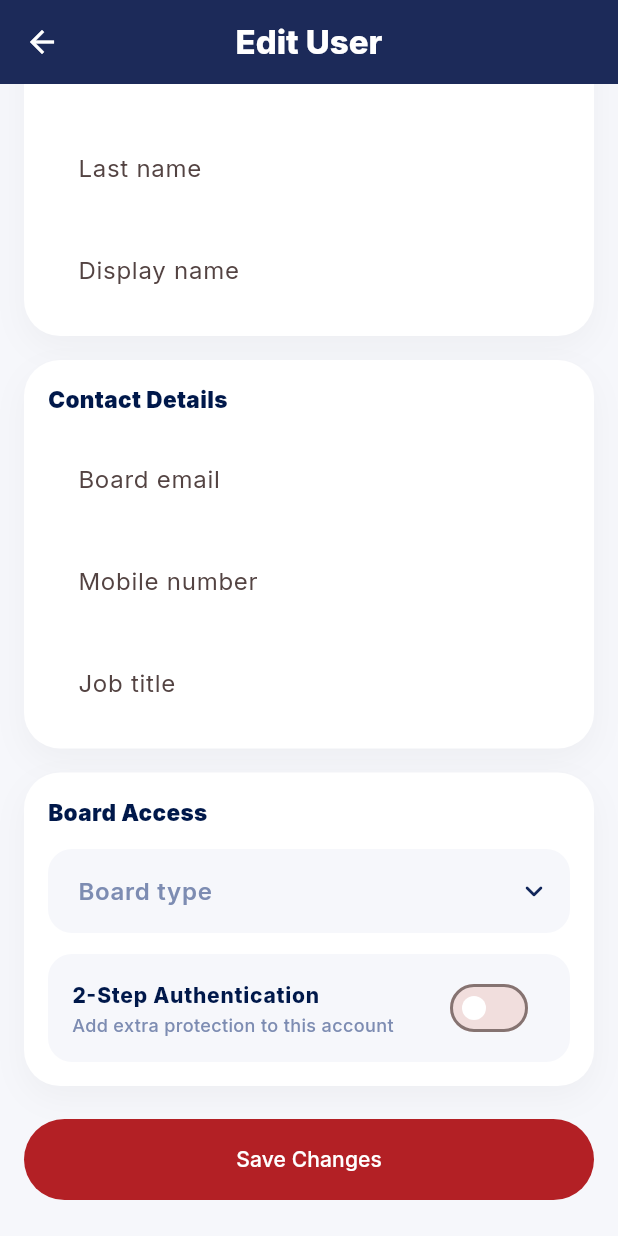
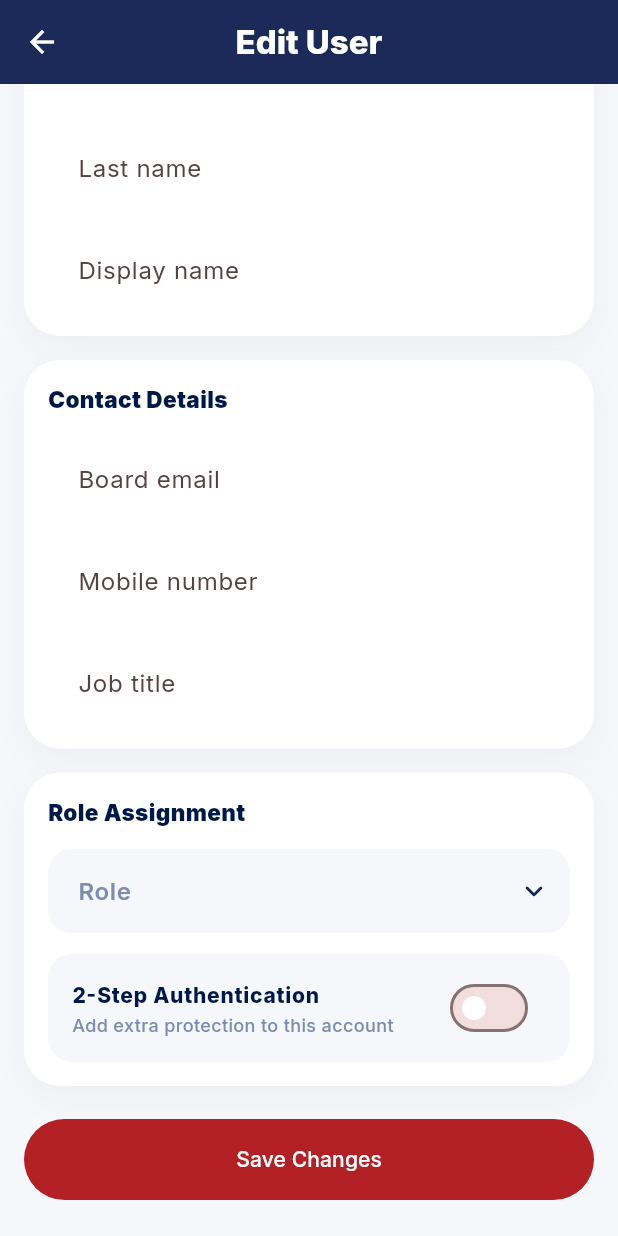
Before and after one commit to didulawickramarachchi-art/BoardPAC-, a Flutter app: the UserFormScreen screen opened directly with empty values, scrolled down 230 dp, on a phone screen of 412 x 824 dp. Run offline on Flutter 3.47's test engine with Material 3 defaults, Android fonts, the phone set to English and light mode, and no system bars; our stand-ins replace dio, file_picker, flutter_riverpod, flutter_secure_storage, google_fonts; accounts and stored records are empty; network calls fail.

Commit message:
role_only_boadType_removed

```diff
--- a/board-admin-frontend/frontend/lib/features/access_control/model/access_validation_model.dart
+++ b/board-admin-frontend/frontend/lib/features/access_control/model/access_validation_model.dart
@@ -1,7 +1,6 @@
 class AccessValidationModel {
   final int userId;
   final String username;
-  final String? boardType;
   final String requestedChannel;
   final bool allowed;
   final String reason;
@@ -9,7 +8,6 @@ class AccessValidationModel {
   AccessValidationModel({
     required this.userId,
     required this.username,
-    this.boardType,
     required this.requestedChannel,
     required this.allowed,
     required this.reason,
@@ -19,7 +17,6 @@ class AccessValidationModel {
     return AccessValidationModel(
       userId: json['userId'],
       username: json['username'] ?? '',
-      boardType: json['boardType'],
       requestedChannel: json['requestedChannel'] ?? '',
       allowed: json['allowed'] ?? false,
       reason: json['reason'] ?? '',
--- a/board-admin-frontend/frontend/lib/features/access_control/presentation/access_validation_screen.dart
+++ b/board-admin-frontend/frontend/lib/features/access_control/presentation/access_validation_screen.dart
@@ -41,7 +41,7 @@ class _AccessValidationScreenState
   Widget build(BuildContext context) {
     final access = RoleAccess(ref.watch(authProvider).role ?? 'MEMBER');
 
-    if (!access.isSuperAdmin) {
+    if (!access.isAdmin) {
       return const Scaffold(
         backgroundColor: bgColor,
         body: Center(
@@ -226,12 +226,6 @@ class _AccessValidationScreenState
                           AppStatusChip(label: allowed ? 'ALLOWED' : 'DENIED'),
                         ],
                       ),
-                      const SizedBox(height: 18),
-                      _InfoTile(
-                        icon: Icons.badge_rounded,
-                        title: 'Board Type',
-                        value: item.boardType ?? '-',
-                      ),
                       const SizedBox(height: 12),
                       _InfoTile(
                         icon: Icons.wifi_tethering_rounded,
--- a/board-admin-frontend/frontend/lib/features/auth/model/login_response.dart
+++ b/board-admin-frontend/frontend/lib/features/auth/model/login_response.dart
@@ -25,7 +25,6 @@ class LoginResponse {
       username: json['username'],
       role: json['role'] ??
           json['userRole'] ??
-          json['boardType'] ??
           json['assignedRole'],
       message: json['message'],
       requiresTwoFactor: json['requiresTwoFactor'] ?? false,
--- a/board-admin-frontend/frontend/lib/features/auth/provider/auth_provider.dart
+++ b/board-admin-frontend/frontend/lib/features/auth/provider/auth_provider.dart
@@ -72,7 +72,7 @@ class AuthNotifier extends StateNotifier<AuthState> {
           requiresTwoFactor: true,
           userId: result.userId,
           username: result.username,
-          role: result.role ?? 'User',
+          role: result.role?.toUpperCase() ?? 'MEMBER',
         );
         return false;
       }
@@ -90,7 +90,7 @@ class AuthNotifier extends StateNotifier<AuthState> {
         requiresTwoFactor: false,
         userId: result.userId,
         username: result.username ?? username,
-        role: result.role ?? 'User',
+        role: result.role?.toUpperCase() ?? 'MEMBER',
       );
 
       return true;
@@ -126,7 +126,7 @@ class AuthNotifier extends StateNotifier<AuthState> {
         isLoading: false,
         userId: result.userId,
         username: result.username ?? username,
-        role: result.role ?? 'User',
+        role: result.role?.toUpperCase() ?? 'MEMBER',
         requiresTwoFactor: false,
       );
 
--- a/board-admin-frontend/frontend/lib/features/devices/presentation/device_list_screen.dart
+++ b/board-admin-frontend/frontend/lib/features/devices/presentation/device_list_screen.dart
@@ -19,7 +19,7 @@ class DeviceListScreen extends ConsumerWidget {
     final devicesAsync = ref.watch(deviceListProvider);
     final access = RoleAccess(ref.watch(authProvider).role ?? 'MEMBER');
 
-    if (!access.isSuperAdmin) {
+    if (!access.isAdmin) {
       return const Scaffold(
         backgroundColor: bgColor,
         body: Center(
--- a/board-admin-frontend/frontend/lib/features/papers/presentation/paper_list_screen.dart
+++ b/board-admin-frontend/frontend/lib/features/papers/presentation/paper_list_screen.dart
@@ -25,6 +25,7 @@ class PaperListScreen extends ConsumerWidget {
   Widget build(BuildContext context, WidgetRef ref) {
     final papersAsync = ref.watch(paperListProvider(meetingId));
     final access = RoleAccess(ref.watch(authProvider).role ?? 'MEMBER');
+    final isSecretary = access.isSecretary;
 
     if (!access.canViewPapers) {
       return const Scaffold(
@@ -36,7 +37,9 @@ class PaperListScreen extends ConsumerWidget {
 
     return Scaffold(
       appBar: AppBar(
-        title: Text('Papers - $meetingTitle'),
+        title: Text(isSecretary
+            ? 'Papers for $meetingTitle (ID: $meetingId)'
+            : 'Papers - $meetingTitle'),
         actions: [
           IconButton(
             icon: const Icon(Icons.refresh),
--- a/board-admin-frontend/frontend/lib/features/users/model/user_model.dart
+++ b/board-admin-frontend/frontend/lib/features/users/model/user_model.dart
@@ -7,7 +7,7 @@ class UserModel {
   final String boardEmail;
   final String? mobileNumber;
   final String? jobTitle;
-  final String? boardType;
+  final String? role;
   final bool? twoStepEnabled;
   final String? status;
 
@@ -20,7 +20,7 @@ class UserModel {
     required this.boardEmail,
     this.mobileNumber,
     this.jobTitle,
-    this.boardType,
+    this.role,
     this.twoStepEnabled,
     this.status,
   });
@@ -35,7 +35,7 @@ class UserModel {
       boardEmail: json['boardEmail'] ?? '',
       mobileNumber: json['mobileNumber'],
       jobTitle: json['jobTitle'],
-      boardType: json['boardType'],
+      role: json['role'] ?? json['userRole'],
       twoStepEnabled: json['twoStepEnabled'],
       status: json['status'],
     );
--- a/board-admin-frontend/frontend/lib/features/users/model/user_request.dart
+++ b/board-admin-frontend/frontend/lib/features/users/model/user_request.dart
@@ -7,7 +7,7 @@ class UserRequest {
   final String? officeNumber;
   final String? mobileNumber;
   final String? jobTitle;
-  final String? boardType;
+  final String role;
   final bool twoStepEnabled;
 
   UserRequest({
@@ -19,7 +19,7 @@ class UserRequest {
     this.officeNumber,
     this.mobileNumber,
     this.jobTitle,
-    this.boardType,
+    required this.role,
     required this.twoStepEnabled,
   });
 
@@ -33,7 +33,7 @@ class UserRequest {
       'officeNumber': officeNumber,
       'mobileNumber': mobileNumber,
       'jobTitle': jobTitle,
-      'boardType': boardType,
+      'role': role,
       'twoStepEnabled': twoStepEnabled,
     };
   }
--- a/board-admin-frontend/frontend/lib/features/users/presentation/user_form_screen.dart
+++ b/board-admin-frontend/frontend/lib/features/users/presentation/user_form_screen.dart
@@ -27,7 +27,7 @@ class _UserFormScreenState extends ConsumerState<UserFormScreen> {
   late final TextEditingController _jobTitleController;
 
   bool twoStepEnabled = false;
-  String boardType = 'ORGANIZER';
+  String role = 'MEMBER';
   bool isSaving = false;
 
   static const Color primaryBlue = Color(0xFF12275B);
@@ -49,7 +49,7 @@ class _UserFormScreenState extends ConsumerState<UserFormScreen> {
     _jobTitleController =
         TextEditingController(text: widget.user.jobTitle ?? '');
 
-    boardType = widget.user.boardType ?? 'ORGANIZER';
+    role = widget.user.role?.toUpperCase() ?? 'MEMBER';
     twoStepEnabled = widget.user.twoStepEnabled ?? false;
   }
 
@@ -74,7 +74,7 @@ class _UserFormScreenState extends ConsumerState<UserFormScreen> {
       boardEmail: _boardEmailController.text.trim(),
       mobileNumber: _mobileController.text.trim(),
       jobTitle: _jobTitleController.text.trim(),
-      boardType: boardType,
+      role: role,
       officeEmail: null,
       officeNumber: null,
       twoStepEnabled: twoStepEnabled,
@@ -162,12 +162,12 @@ class _UserFormScreenState extends ConsumerState<UserFormScreen> {
           const SizedBox(height: 16),
 
           _SectionCard(
-            title: 'Board Access',
+            title: 'Role Assignment',
             children: [
               DropdownButtonFormField<String>(
-                initialValue: boardType,
+                initialValue: role,
                 decoration: InputDecoration(
-                  labelText: 'Board type',
+                  labelText: 'Role',
                   labelStyle: const TextStyle(
                     color: Color(0xFF7D8CB2),
                     fontWeight: FontWeight.w600,
@@ -197,21 +197,21 @@ class _UserFormScreenState extends ConsumerState<UserFormScreen> {
                 ),
                 items: const [
                   DropdownMenuItem(
+                    value: 'ADMIN',
+                    child: Text('Admin'),
+                  ),
+                  DropdownMenuItem(
+                    value: 'SECRETARY',
+                    child: Text('Secretary'),
+                  ),
+                  DropdownMenuItem(
                     value: 'MEMBER',
                     child: Text('Member'),
-                  ),
-                  DropdownMenuItem(
-                    value: 'ORGANIZER',
-                    child: Text('Organizer'),
-                  ),
-                  DropdownMenuItem(
-                    value: 'SUPPORT_TEAM',
-                    child: Text('Support Team'),
                   ),
                 ],
                 onChanged: (value) {
                   if (value != null) {
-                    setState(() => boardType = value);
+                    setState(() => role = value);
                   }
                 },
               ),
```
Also changed, not shown: board-admin-frontend/frontend/lib/core/auth/role_access.dart (+48 -21 lines), board-admin-frontend/frontend/lib/features/categories/presentation/category_list_screen.dart (+10 -8 lines), board-admin-frontend/frontend/lib/features/dashboard/presentation/dashboard_screen.dart (+40 -88 lines), board-admin-frontend/frontend/lib/features/subcategories/presentation/subcategory_list_screen.dart (+10 -8 lines).
